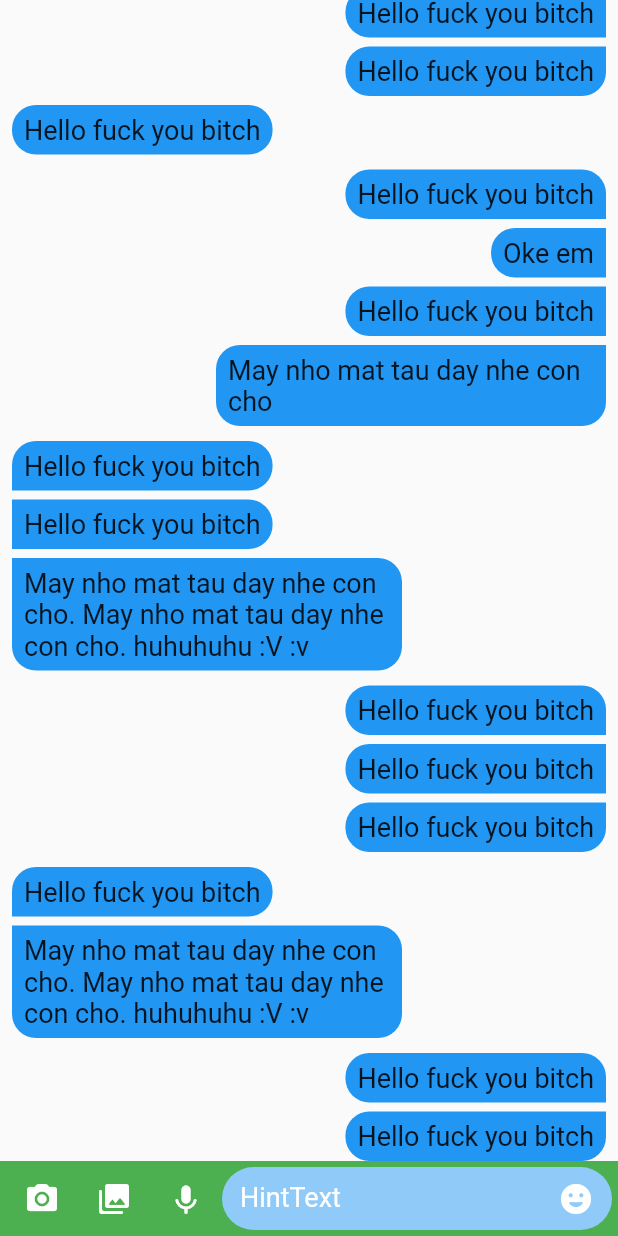
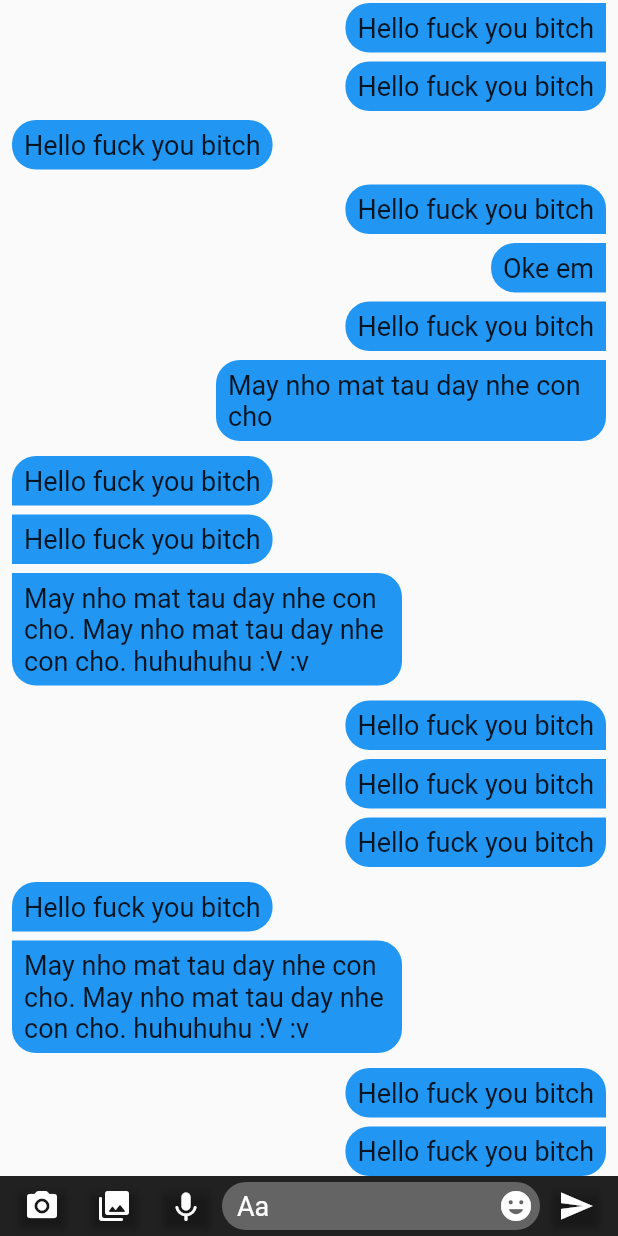
Before and after one commit to lvxduck/Messenger_clone, a Flutter app: the TestWidget screen opened directly, on a phone screen of 412 x 824 dp. Run offline on Flutter 3.47's test engine with Material 2 defaults, Android fonts, the phone set to English and light mode, and no system bars; our stand-ins replace cloud_firestore, firebase_auth, firebase_core, get; accounts and stored records are empty.

Commit message:
Profile screen

```diff
--- a/lib/controllers/chatController.dart
+++ b/lib/controllers/chatController.dart
@@ -3,6 +3,7 @@ import 'package:get/get.dart';
 import 'package:quickmessage/models/message.dart';
 import 'package:quickmessage/models/room.dart';
 import 'package:cloud_firestore/cloud_firestore.dart';
+import 'package:quickmessage/screens/profile.dart';
 
 class ChatController extends GetxController{
 
@@ -38,4 +39,8 @@ class ChatController extends GetxController{
     });
   }
 
+  void openRoomChatProfile(){
+    Get.to(Profile(),arguments: room.value);
+  }
+
 }
--- a/lib/screens/chat.dart
+++ b/lib/screens/chat.dart
@@ -47,13 +47,15 @@ class Chat extends StatelessWidget {
               Icons.info,
               color: Colors.white,
             ),
-            onPressed: () {},
+            onPressed: () {
+              chatController.openRoomChatProfile();
+            },
           ),
         ],
       ),
       backgroundColor: Colors.black87,
       body: Container(
-        padding: EdgeInsets.all(8),
+        //spadding: EdgeInsets.only(left: 8, right: 8),
         child: Column(
           children: [
             Expanded(
--- a/lib/widgets/bottomBarChat.dart
+++ b/lib/widgets/bottomBarChat.dart
@@ -1,7 +1,6 @@
 import 'package:flutter/material.dart';
 
 class BottomBarChat extends StatelessWidget {
-
   final onSubmit;
 
   BottomBarChat({this.onSubmit});
@@ -9,37 +8,67 @@ class BottomBarChat extends StatelessWidget {
   @override
   Widget build(BuildContext context) {
     return Container(
-      height: 50,
+      height: 40,
       padding: EdgeInsets.all(4),
-      color: Colors.green,
+      color: Colors.black87,
       child: Row(
         children: [
-          IconButton(icon: Icon(Icons.camera_alt_rounded, color: Colors.white,), onPressed: null),
-          IconButton(icon: Icon(Icons.photo_library_rounded, color: Colors.white,), onPressed: null),
-          IconButton(icon: Icon(Icons.keyboard_voice_rounded, color: Colors.white,), onPressed: null),
+          myIconButton(Icons.camera_alt_rounded,()=>{
+
+          }),
+          myIconButton(Icons.photo_library_rounded,()=>{
+
+          }),
+          myIconButton(Icons.keyboard_voice_rounded,()=>{
+
+          }),
           Expanded(
             child: Stack(
-              alignment: AlignmentDirectional.bottomEnd,
+              alignment: AlignmentDirectional.centerEnd,
               children: [
                 TextField(
                     decoration: InputDecoration(
                       border: OutlineInputBorder(
                           borderSide: BorderSide.none,
-                        borderRadius: BorderRadius.circular(80)),
-                    fillColor: Colors.blue[200],
+                          borderRadius: BorderRadius.circular(30)),
+                      fillColor: Colors.white30,
                       filled: true,
-                    contentPadding: EdgeInsets.all(12),
+                      contentPadding: EdgeInsets.only(left: 10),
                       hintStyle: TextStyle(fontSize: 18, color: Colors.white),
-                    hintText: "HintText",
+                      hintText: "Aa",
                     ),
-                  onSubmitted: onSubmit
+                    style: TextStyle(color: Colors.white),
+                    onSubmitted: onSubmit),
+                Container(
+                  padding: EdgeInsets.only(right: 4),
+                  child: GestureDetector(
+                      child: Icon(Icons.insert_emoticon_rounded,
+                          color: Colors.white)),
                 ),
-                IconButton(icon: Icon(Icons.insert_emoticon_rounded, color: Colors.white,), onPressed: null),
               ],
             ),
-          )
+          ),
+          myIconButton(Icons.send,()=>{
+
+          }),
         ],
       ),
     );
   }
+
+  Widget myIconButton(IconData icon, onPressed){
+    return  ButtonTheme(
+      padding: EdgeInsets.symmetric(vertical: 0.0, horizontal: 4.0),
+      materialTapTargetSize: MaterialTapTargetSize.shrinkWrap,
+      minWidth: 0,
+      height: 0,
+      buttonColor: Colors.transparent,
+      child: RaisedButton(
+        onPressed: onPressed,
+        child:  Icon(
+          icon,
+          color: Colors.white,
+        ),), //your original button
+    );
   }
+}
```
Also changed, not shown: lib/controllers/profileController.dart (added, +37 -0 lines), lib/screens/profile.dart (added, +126 -0 lines). Lines whose indentation alone changed are shown as unchanged.
